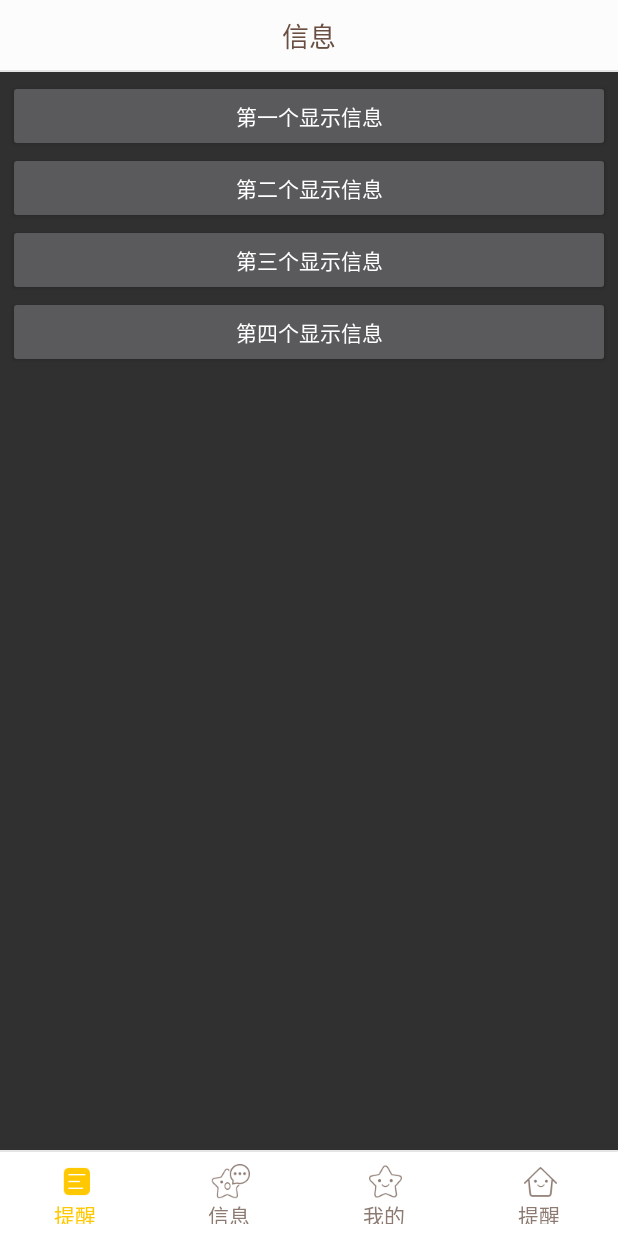
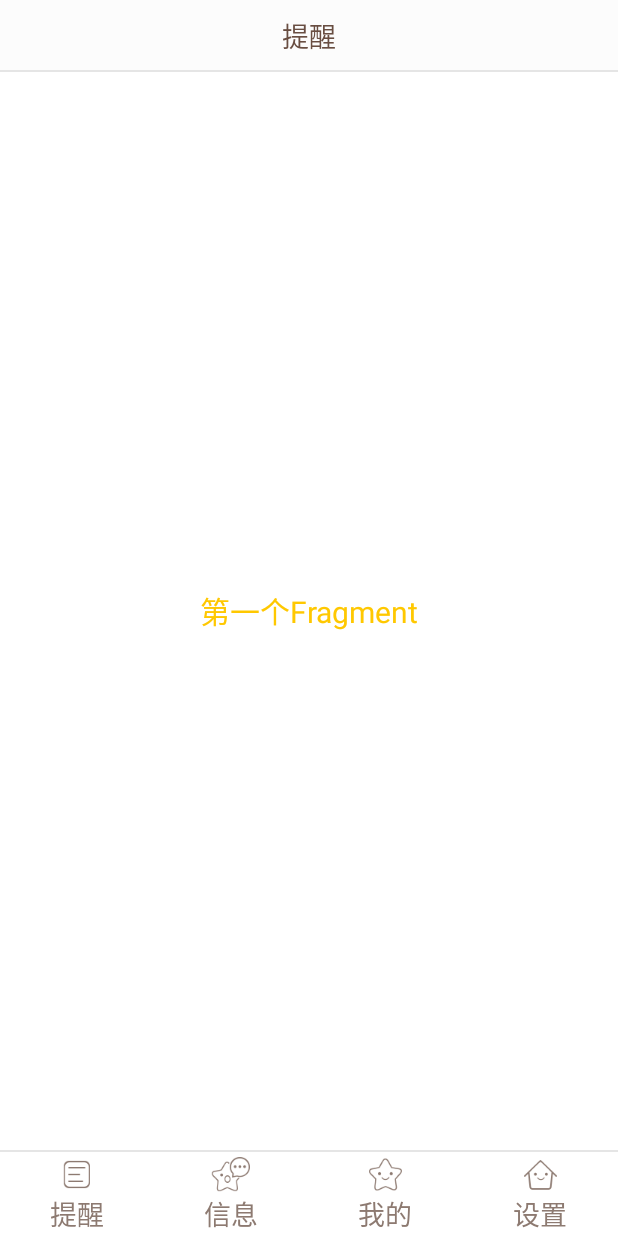
Before and after one commit to lgheric/Third, an Android app: the screen it shows after launch (MainActivity), on a phone screen of 412 x 824 dp. Run offline under Robolectric (Android 15) with nearby library versions, the phone set to English and light mode, and no system bars.

Commit message:
The base usage of Fragment ,demo4

```diff
--- a/app/src/main/java/com/eric/third/MainActivity.java
+++ b/app/src/main/java/com/eric/third/MainActivity.java
@@ -1,103 +1,106 @@
 package com.eric.third;
 
 import androidx.appcompat.app.AppCompatActivity;
-import androidx.fragment.app.FragmentManager;
-import androidx.fragment.app.FragmentTransaction;
+import androidx.viewpager.widget.ViewPager;
 
 import android.os.Bundle;
-import android.view.View;
-import android.widget.ImageView;
-import android.widget.LinearLayout;
 import android.widget.RadioButton;
 import android.widget.RadioGroup;
 import android.widget.TextView;
 
-public class MainActivity extends AppCompatActivity implements View.OnClickListener{
+public class MainActivity extends AppCompatActivity implements RadioGroup.OnCheckedChangeListener,
+        ViewPager.OnPageChangeListener{
 
 
-    //Activity UI Object
-    private LinearLayout ly_tab_menu_channel;
-    private TextView tab_menu_channel;
-    private TextView tab_menu_channel_num;
-    private LinearLayout ly_tab_menu_message;
-    private TextView tab_menu_message;
-    private TextView tab_menu_message_num;
-    private LinearLayout ly_tab_menu_better;
-    private TextView tab_menu_better;
-    private TextView tab_menu_better_num;
-    private LinearLayout ly_tab_menu_setting;
-    private TextView tab_menu_setting;
-    private ImageView tab_menu_setting_partner;
-    private FragmentManager fManager;
-    private FragmentTransaction fTransaction;
-    private MyFragment fg1;
+    //UI Objects
+    private TextView txt_topbar;
+    private RadioGroup rg_tab_bar;
+    private RadioButton rb_channel;
+    private RadioButton rb_message;
+    private RadioButton rb_better;
+    private RadioButton rb_setting;
+    private ViewPager vpager;
+
+    private MyFragmentPagerAdapter mAdapter;
+
+    //几个代表页面的常量
+    public static final int PAGE_ONE = 0;
+    public static final int PAGE_TWO = 1;
+    public static final int PAGE_THREE = 2;
+    public static final int PAGE_FOUR = 3;
+
 
     @Override
     protected void onCreate(Bundle savedInstanceState) {
             super.onCreate(savedInstanceState);
             setContentView(R.layout.activity_main);
 
+            mAdapter = new MyFragmentPagerAdapter(getSupportFragmentManager());
             bindViews();
-        ly_tab_menu_channel.performClick();
-        fg1 = new MyFragment();
-        fManager = getSupportFragmentManager();
-        fTransaction = fManager.beginTransaction();
-        fTransaction.add(R.id.ly_content, fg1).commit();
+            rb_channel.setChecked(true);
     }
 
     private void bindViews() {
-        ly_tab_menu_channel = findViewById(R.id.ly_tab_menu_channel);
-        tab_menu_channel = findViewById(R.id.tab_menu_channel);
-        tab_menu_channel_num = findViewById(R.id.tab_menu_channel_num);
-        ly_tab_menu_message = findViewById(R.id.ly_tab_menu_message);
-        tab_menu_message = findViewById(R.id.tab_menu_message);
-        tab_menu_message_num = findViewById(R.id.tab_menu_message_num);
-        ly_tab_menu_better = findViewById(R.id.ly_tab_menu_better);
-        tab_menu_better = findViewById(R.id.tab_menu_better);
-        tab_menu_better_num = findViewById(R.id.tab_menu_better_num);
-        ly_tab_menu_setting = findViewById(R.id.ly_tab_menu_setting);
-        tab_menu_setting = findViewById(R.id.tab_menu_setting);
-        tab_menu_setting_partner = findViewById(R.id.tab_menu_setting_partner);
+            txt_topbar = findViewById(R.id.txt_topbar);
+            rg_tab_bar = findViewById(R.id.rg_tab_bar);
+            rb_channel = findViewById(R.id.rb_channel);
+            rb_message = findViewById(R.id.rb_message);
+            rb_better = findViewById(R.id.rb_better);
+            rb_setting = findViewById(R.id.rb_setting);
+            rg_tab_bar.setOnCheckedChangeListener(this);
 
-        ly_tab_menu_channel.setOnClickListener(this);
-        ly_tab_menu_message.setOnClickListener(this);
-        ly_tab_menu_better.setOnClickListener(this);
-        ly_tab_menu_setting.setOnClickListener(this);
-
+            vpager = findViewById(R.id.vpager);
+            vpager.setAdapter(mAdapter);
+            vpager.setCurrentItem(0);
+            vpager.addOnPageChangeListener(this);
     }
 
-
     @Override
-    public void onClick(View v) {
-        switch (v.getId()) {
-            case R.id.ly_tab_menu_channel:
-                setSelected();
-                tab_menu_channel.setSelected(true);
-                tab_menu_channel_num.setVisibility(View.INVISIBLE);
+    public void onCheckedChanged(RadioGroup group, int checkedId) {
+            switch (checkedId) {
+                case R.id.rb_channel:
+                    vpager.setCurrentItem(PAGE_ONE);
                 break;
-            case R.id.ly_tab_menu_message:
-                setSelected();
-                tab_menu_message.setSelected(true);
-                tab_menu_message_num.setVisibility(View.INVISIBLE);
+                case R.id.rb_message:
+                    vpager.setCurrentItem(PAGE_TWO);
                 break;
-            case R.id.ly_tab_menu_better:
-                setSelected();
-                tab_menu_better.setSelected(true);
-                tab_menu_better_num.setVisibility(View.INVISIBLE);
+                case R.id.rb_better:
+                    vpager.setCurrentItem(PAGE_THREE);
                 break;
-            case R.id.ly_tab_menu_setting:
-                setSelected();
-                tab_menu_setting.setSelected(true);
-                tab_menu_setting_partner.setVisibility(View.INVISIBLE);
+                case R.id.rb_setting:
+                    vpager.setCurrentItem(PAGE_FOUR);
                 break;
             }
     }
 
-    //重置所有文本的选中状态
-    private void setSelected() {
-        tab_menu_channel.setSelected(false);
-        tab_menu_message.setSelected(false);
-        tab_menu_better.setSelected(false);
-        tab_menu_setting.setSelected(false);
+
+    //重写ViewPager页面切换的处理方法
+    @Override
+    public void onPageScrolled(int position, float positionOffset, int positionOffsetPixels) {
+    }
+
+    @Override
+    public void onPageSelected(int position) {
+    }
+
+    @Override
+    public void onPageScrollStateChanged(int state) {
+            //state的状态有三个，0表示什么都没做，1正在滑动，2滑动完毕
+            if (state == 2) {
+                switch (vpager.getCurrentItem()) {
+                    case PAGE_ONE:
+                        rb_channel.setChecked(true);
+                    break;
+                    case PAGE_TWO:
+                        rb_message.setChecked(true);
+                    break;
+                    case PAGE_THREE:
+                        rb_better.setChecked(true);
+                    break;
+                    case PAGE_FOUR:
+                        rb_setting.setChecked(true);
+                    break;
                 }
             }
+    }
+}
--- a/app/src/main/java/com/eric/third/MyFragment.java
+++ /dev/null
@@ -1,72 +0,0 @@
-package com.eric.third;
-
-import android.content.Context;
-import android.os.Bundle;
-import android.view.LayoutInflater;
-import android.view.View;
-import android.view.ViewGroup;
-import android.widget.Button;
-import android.widget.ImageView;
-import android.widget.TextView;
-
-import androidx.fragment.app.Fragment;
-
-import java.util.Objects;
-
-public class MyFragment extends Fragment implements View.OnClickListener {
-
-    private Context mContext;
-    private Button btn_one;
-    private Button btn_two;
-    private Button btn_three;
-    private Button btn_four;
-
-
-    public MyFragment() {
-
-    }
-
-    @Override
-    public View onCreateView(LayoutInflater inflater, ViewGroup container, Bundle savedInstanceState) {
-        View view = inflater.inflate(R.layout.fg_my,container,false);
-
-        //UI Object
-        btn_one = view.findViewById(R.id.btn_one);
-        btn_two = view.findViewById(R.id.btn_two);
-        btn_three = view.findViewById(R.id.btn_three);
-        btn_four = view.findViewById(R.id.btn_four);
-        //Bind Event
-        btn_one.setOnClickListener(this);
-        btn_two.setOnClickListener(this);
-        btn_three.setOnClickListener(this);
-        btn_four.setOnClickListener(this);
-        return view;
-
-    }
-
-
-    @Override
-    public void onClick(View v) {
-        switch (v.getId()){
-            case R.id.btn_one:
-                TextView tab_menu_channel_num = Objects.requireNonNull(getActivity()).findViewById(R.id.tab_menu_channel_num);
-                tab_menu_channel_num.setText("11");
-                tab_menu_channel_num.setVisibility(View.VISIBLE);
-                break;
-            case R.id.btn_two:
-                TextView tab_menu_message_num = Objects.requireNonNull(getActivity()).findViewById(R.id.tab_menu_message_num);
-                tab_menu_message_num.setText("20");
-                tab_menu_message_num.setVisibility(View.VISIBLE);
-                break;
-            case R.id.btn_three:
-                TextView tab_menu_better_num = Objects.requireNonNull(getActivity()).findViewById(R.id.tab_menu_better_num);
-                tab_menu_better_num.setText("99+");
-                tab_menu_better_num.setVisibility(View.VISIBLE);
-                break;
-            case R.id.btn_four:
-                ImageView tab_menu_setting_partner = Objects.requireNonNull(getActivity()).findViewById(R.id.tab_menu_setting_partner);
-                tab_menu_setting_partner.setVisibility(View.VISIBLE);
-                break;
-        }
-    }
-}
--- /dev/null
+++ b/app/src/main/java/com/eric/third/MyFragment1.java
@@ -0,0 +1,24 @@
+package com.eric.third;
+
+import android.os.Bundle;
+import android.util.Log;
+import android.view.LayoutInflater;
+import android.view.View;
+import android.view.ViewGroup;
+import android.widget.TextView;
+
+import androidx.fragment.app.Fragment;
+
+public class MyFragment1  extends Fragment {
+    public MyFragment1() {
+    }
+
+    @Override
+    public View onCreateView(LayoutInflater inflater, ViewGroup container, Bundle savedInstanceState) {
+        View view = inflater.inflate(R.layout.fg_content, container, false);
+        TextView txt_content = view.findViewById(R.id.txt_content);
+        txt_content.setText("第一个Fragment");
+        Log.e("HEHE", "1日狗");
+        return view;
+    }
+}
--- /dev/null
+++ b/app/src/main/java/com/eric/third/MyFragment2.java
@@ -0,0 +1,24 @@
+package com.eric.third;
+
+import android.os.Bundle;
+import android.util.Log;
+import android.view.LayoutInflater;
+import android.view.View;
+import android.view.ViewGroup;
+import android.widget.TextView;
+
+import androidx.fragment.app.Fragment;
+
+public class MyFragment2 extends Fragment {
+    public MyFragment2() {
+    }
+
+    @Override
+    public View onCreateView(LayoutInflater inflater, ViewGroup container, Bundle savedInstanceState) {
+        View view = inflater.inflate(R.layout.fg_content, container, false);
+        TextView txt_content = view.findViewById(R.id.txt_content);
+        txt_content.setText("第二个Fragment");
+        Log.e("HEHE", "2日狗");
+        return view;
+    }
+}
--- /dev/null
+++ b/app/src/main/java/com/eric/third/MyFragment3.java
@@ -0,0 +1,24 @@
+package com.eric.third;
+
+import android.os.Bundle;
+import android.util.Log;
+import android.view.LayoutInflater;
+import android.view.View;
+import android.view.ViewGroup;
+import android.widget.TextView;
+
+import androidx.fragment.app.Fragment;
+
+public class MyFragment3 extends Fragment {
+    public MyFragment3() {
+    }
+
+    @Override
+    public View onCreateView(LayoutInflater inflater, ViewGroup container, Bundle savedInstanceState) {
+        View view = inflater.inflate(R.layout.fg_content, container, false);
+        TextView txt_content = view.findViewById(R.id.txt_content);
+        txt_content.setText("第三个Fragment");
+        Log.e("HEHE", "3日狗");
+        return view;
+    }
+}
--- /dev/null
+++ b/app/src/main/java/com/eric/third/MyFragment4.java
@@ -0,0 +1,24 @@
+package com.eric.third;
+
+import android.os.Bundle;
+import android.util.Log;
+import android.view.LayoutInflater;
+import android.view.View;
+import android.view.ViewGroup;
+import android.widget.TextView;
+
+import androidx.fragment.app.Fragment;
+
+public class MyFragment4 extends Fragment {
+    public MyFragment4() {
+    }
+
+    @Override
+    public View onCreateView(LayoutInflater inflater, ViewGroup container, Bundle savedInstanceState) {
+        View view = inflater.inflate(R.layout.fg_content, container, false);
+        TextView txt_content = view.findViewById(R.id.txt_content);
+        txt_content.setText("第四个Fragment");
+        Log.e("HEHE", "4日狗");
+        return view;
+    }
+}
--- /dev/null
+++ b/app/src/main/java/com/eric/third/MyFragmentPagerAdapter.java
@@ -0,0 +1,67 @@
+package com.eric.third;
+
+import android.view.ViewGroup;
+
+import androidx.annotation.NonNull;
+import androidx.fragment.app.Fragment;
+import androidx.fragment.app.FragmentManager;
+import androidx.fragment.app.FragmentPagerAdapter;
+
+public class MyFragmentPagerAdapter extends FragmentPagerAdapter {
+
+    private final int PAGER_COUNT = 4;
+    private MyFragment1 myFragment1 = null;
+    private MyFragment2 myFragment2 = null;
+    private MyFragment3 myFragment3 = null;
+    private MyFragment4 myFragment4 = null;
+
+
+    public MyFragmentPagerAdapter(FragmentManager fm) {
+        super(fm);
+        myFragment1 = new MyFragment1();
+        myFragment2 = new MyFragment2();
+        myFragment3 = new MyFragment3();
+        myFragment4 = new MyFragment4();
+    }
+
+
+    @Override
+    public int getCount() {
+        return PAGER_COUNT;
+    }
+
+    @NonNull
+    @Override
+    public Object instantiateItem(@NonNull ViewGroup vg, int position) {
+        return super.instantiateItem(vg, position);
+    }
+
+    @Override
+    public void destroyItem(@NonNull ViewGroup container, int position, @NonNull Object object) {
+        System.out.println("position Destory" + position);
+        super.destroyItem(container, position, object);
+    }
+
+    @NonNull
+    @Override
+    public Fragment getItem(int position) {
+        Fragment fragment = null;
+        switch (position) {
+            case MainActivity.PAGE_ONE:
+                fragment = myFragment1;
+                break;
+            case MainActivity.PAGE_TWO:
+                fragment = myFragment2;
+                break;
+            case MainActivity.PAGE_THREE:
+                fragment = myFragment3;
+                break;
+            case MainActivity.PAGE_FOUR:
+                fragment = myFragment4;
+                break;
+        }
+        assert fragment != null;
+        return fragment;
+    }
+
+}
--- a/app/src/main/res/layout/activity_main.xml
+++ b/app/src/main/res/layout/activity_main.xml
@@ -1,11 +1,9 @@
 <?xml version="1.0" encoding="utf-8"?>
 <RelativeLayout xmlns:android="http://schemas.android.com/apk/res/android"
-    xmlns:app="http://schemas.android.com/apk/res-auto"
     xmlns:tools="http://schemas.android.com/tools"
     android:layout_width="match_parent"
     android:layout_height="match_parent"
     tools:context=".MainActivity">
-
 
     <RelativeLayout
         android:id="@+id/ly_top_bar"
@@ -19,7 +17,7 @@
             android:layout_height="match_parent"
             android:layout_centerInParent="true"
             android:gravity="center"
-            android:text="信息"
+            android:text="提醒"
             android:textColor="@color/text_topbar"
             android:textSize="18sp" />
 
@@ -32,144 +30,53 @@
     </RelativeLayout>
 
 
-    <LinearLayout
-        android:id="@+id/ly_tab_menu"
+    <RadioGroup
+        android:id="@+id/rg_tab_bar"
         android:layout_width="match_parent"
         android:layout_height="56dp"
         android:layout_alignParentBottom="true"
         android:background="@color/bg_white"
         android:orientation="horizontal">
 
-        <LinearLayout
-            android:id="@+id/ly_tab_menu_channel"
-            android:layout_width="0dp"
-            android:layout_height="match_parent"
-            android:layout_weight="1"
-            android:gravity="center">
+        <RadioButton
+            android:id="@+id/rb_channel"
+            style="@style/tab_menu_item"
+            android:drawableTop="@drawable/tab_menu_channel"
+            android:text="@string/tab_menu_alert" />
 
-            <RelativeLayout
-                android:layout_width="wrap_content"
-                android:layout_height="match_parent"
-                android:padding="5dp">
+        <RadioButton
+            android:id="@+id/rb_message"
+            style="@style/tab_menu_item"
+            android:drawableTop="@drawable/tab_menu_message"
+            android:text="@string/tab_menu_profile" />
 
-                <TextView
-                    android:id="@+id/tab_menu_channel"
-                    style="@style/tab_menu_text"
-                    android:text="@string/tab_menu_alert"
-                    app:drawableTopCompat="@drawable/tab_menu_channel" />
+        <RadioButton
+            android:id="@+id/rb_better"
+            style="@style/tab_menu_item"
+            android:drawableTop="@drawable/tab_menu_better"
+            android:text="@string/tab_menu_pay" />
 
-                <TextView
-                    android:id="@+id/tab_menu_channel_num"
-                    style="@style/tab_menu_bgnum"
-                    android:layout_toEndOf="@+id/tab_menu_channel"
-                    android:text="99+"
-                    android:visibility="gone" />
-            </RelativeLayout>
-        </LinearLayout>
+        <RadioButton
+            android:id="@+id/rb_setting"
+            style="@style/tab_menu_item"
+            android:drawableTop="@drawable/tab_menu_setting"
+            android:text="@string/tab_menu_setting" />
 
-        <LinearLayout
-            android:id="@+id/ly_tab_menu_message"
-            android:layout_width="0dp"
-            android:layout_height="match_parent"
-            android:layout_weight="1"
-            android:gravity="center">
-
-            <RelativeLayout
-                android:layout_width="wrap_content"
-                android:layout_height="match_parent"
-                android:padding="5dp">
-
-                <TextView
-                    android:id="@+id/tab_menu_message"
-                    style="@style/tab_menu_text"
-                    android:text="@string/tab_menu_profile"
-                    app:drawableTopCompat="@drawable/tab_menu_message" />
-
-                <TextView
-                    android:id="@+id/tab_menu_message_num"
-                    style="@style/tab_menu_bgnum"
-                    android:layout_toEndOf="@+id/tab_menu_message"
-                    android:text="99+"
-                    android:visibility="gone" />
-            </RelativeLayout>
-        </LinearLayout>
-
-
-        <LinearLayout
-            android:id="@+id/ly_tab_menu_better"
-            android:layout_width="0dp"
-            android:layout_height="match_parent"
-            android:layout_weight="1"
-            android:gravity="center">
-
-            <RelativeLayout
-                android:layout_width="wrap_content"
-                android:layout_height="match_parent"
-                android:padding="5dp">
-
-                <TextView
-                    android:id="@+id/tab_menu_better"
-                    style="@style/tab_menu_text"
-                    android:text="@string/tab_menu_pay"
-                    app:drawableTopCompat="@drawable/tab_menu_better" />
-
-                <TextView
-                    android:id="@+id/tab_menu_better_num"
-                    style="@style/tab_menu_bgnum"
-                    android:layout_toEndOf="@+id/tab_menu_better"
-                    android:text="99+"
-                    android:visibility="gone" />
-            </RelativeLayout>
-        </LinearLayout>
-
-
-        <LinearLayout
-            android:id="@+id/ly_tab_menu_setting"
-            android:layout_width="0dp"
-            android:layout_height="match_parent"
-            android:layout_weight="1"
-            android:gravity="center">
-
-            <RelativeLayout
-                android:layout_width="wrap_content"
-                android:layout_height="match_parent"
-                android:padding="5dp">
-
-                <TextView
-                    android:id="@+id/tab_menu_setting"
-                    style="@style/tab_menu_text"
-                    android:text="@string/tab_menu_alert"
-                    app:drawableTopCompat="@drawable/tab_menu_setting" />
-
-                <ImageView
-                    android:id="@+id/tab_menu_setting_partner"
-                    android:layout_width="12dp"
-                    android:layout_height="12dp"
-                    android:layout_marginStart="-5dp"
-                    android:layout_toEndOf="@id/tab_menu_setting"
-                    android:visibility="gone"
-                    android:src="@mipmap/partner_red"
-                    android:contentDescription="@string/hello_world" />
-
-            </RelativeLayout>
-        </LinearLayout>
-
-    </LinearLayout>
+    </RadioGroup>
 
     <View
         android:id="@+id/div_tab_bar"
         android:layout_width="match_parent"
         android:layout_height="2px"
-        android:layout_above="@id/ly_tab_menu"
+        android:layout_above="@id/rg_tab_bar"
         android:background="@color/div_white" />
 
-
-    <FrameLayout
-        android:id="@+id/ly_content"
+    <androidx.viewpager.widget.ViewPager
+        android:id="@+id/vpager"
         android:layout_width="match_parent"
         android:layout_height="match_parent"
         android:layout_above="@id/div_tab_bar"
-        android:layout_below="@id/ly_top_bar"/>
+        android:layout_below="@id/ly_top_bar" />
 
 
 </RelativeLayout>
```
Lines whose indentation alone changed are shown as unchanged.
